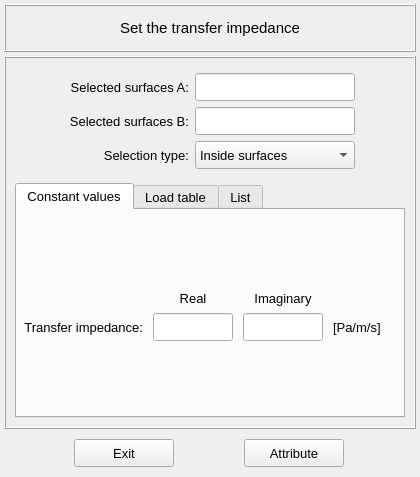
Above: vibra/interface/data/ui_files/model/setup/acoustic/transfer_impedance_inputs.ui from MOPT-UFSC/VIBRA before the change. Below: the same form after it.
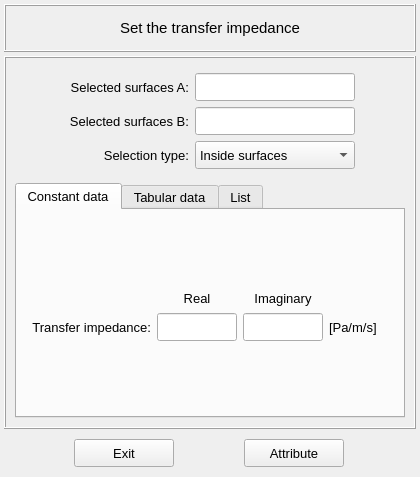
That is the form after the change. Icons and pictures are not drawn.

What changed in the file:
```diff
--- a/vibra/interface/data/ui_files/model/setup/acoustic/transfer_impedance_inputs.ui
+++ b/vibra/interface/data/ui_files/model/setup/acoustic/transfer_impedance_inputs.ui
@@ -106,9 +106,9 @@
         <property name="currentIndex">
          <number>0</number>
         </property>
-        <widget class="QWidget" name="tab_constant_values">
+        <widget class="QWidget" name="tab_constant_data">
          <attribute name="title">
-          <string>Constant values</string>
+          <string>Constant data</string>
          </attribute>
          <layout class="QGridLayout" name="gridLayout_12">
           <property name="leftMargin">
@@ -137,7 +137,7 @@
             <property name="maximumSize">
              <size>
               <width>400</width>
-              <height>160</height>
+              <height>1000</height>
              </size>
             </property>
             <property name="font">
@@ -171,6 +171,107 @@
               <number>2</number>
              </property>
              <item row="2" column="0">
+              <spacer name="horizontalSpacer">
+               <property name="orientation">
+                <enum>Qt::Horizontal</enum>
+               </property>
+               <property name="sizeHint" stdset="0">
+                <size>
+                 <width>40</width>
+                 <height>20</height>
+                </size>
+               </property>
+              </spacer>
+             </item>
+             <item row="3" column="2">
+              <spacer name="verticalSpacer_2">
+               <property name="orientation">
+                <enum>Qt::Vertical</enum>
+               </property>
+               <property name="sizeHint" stdset="0">
+                <size>
+                 <width>20</width>
+                 <height>40</height>
+                </size>
+               </property>
+              </spacer>
+             </item>
+             <item row="0" column="2">
+              <spacer name="verticalSpacer">
+               <property name="orientation">
+                <enum>Qt::Vertical</enum>
+               </property>
+               <property name="sizeHint" stdset="0">
+                <size>
+                 <width>20</width>
+                 <height>40</height>
+                </size>
+               </property>
+              </spacer>
+             </item>
+             <item row="2" column="4">
+              <widget class="QLabel" name="label_21">
+               <property name="minimumSize">
+                <size>
+                 <width>60</width>
+                 <height>28</height>
+                </size>
+               </property>
+               <property name="maximumSize">
+                <size>
+                 <width>60</width>
+                 <height>28</height>
+                </size>
+               </property>
+               <property name="font">
+                <font>
+                 <family>MS Shell Dlg 2</family>
+                 <pointsize>10</pointsize>
+                 <weight>50</weight>
+                 <italic>false</italic>
+                 <bold>false</bold>
+                </font>
+               </property>
+               <property name="text">
+                <string>[Pa/m/s]</string>
+               </property>
+               <property name="alignment">
+                <set>Qt::AlignLeading|Qt::AlignLeft|Qt::AlignVCenter</set>
+               </property>
+              </widget>
+             </item>
+             <item row="1" column="2">
+              <widget class="QLabel" name="label_4">
+               <property name="minimumSize">
+                <size>
+                 <width>80</width>
+                 <height>26</height>
+                </size>
+               </property>
+               <property name="maximumSize">
+                <size>
+                 <width>80</width>
+                 <height>26</height>
+                </size>
+               </property>
+               <property name="font">
+                <font>
+                 <family>MS Shell Dlg 2</family>
+                 <pointsize>10</pointsize>
+                 <weight>50</weight>
+                 <italic>false</italic>
+                 <bold>false</bold>
+                </font>
+               </property>
+               <property name="text">
+                <string>Real</string>
+               </property>
+               <property name="alignment">
+                <set>Qt::AlignCenter</set>
+               </property>
+              </widget>
+             </item>
+             <item row="2" column="1">
               <widget class="QLabel" name="label_18">
                <property name="minimumSize">
                 <size>
@@ -201,7 +302,7 @@
                </property>
               </widget>
              </item>
-             <item row="2" column="1">
+             <item row="2" column="2">
               <widget class="QLineEdit" name="lineEdit_real_value">
                <property name="minimumSize">
                 <size>
@@ -232,7 +333,7 @@
                </property>
               </widget>
              </item>
-             <item row="1" column="2">
+             <item row="1" column="3">
               <widget class="QLabel" name="label_20">
                <property name="minimumSize">
                 <size>
@@ -263,79 +364,17 @@
                </property>
               </widget>
              </item>
-             <item row="1" column="1">
-              <widget class="QLabel" name="label_4">
-               <property name="minimumSize">
-                <size>
-                 <width>80</width>
-                 <height>26</height>
-                </size>
-               </property>
-               <property name="maximumSize">
-                <size>
-                 <width>80</width>
-                 <height>26</height>
-                </size>
-               </property>
-               <property name="font">
-                <font>
-                 <family>MS Shell Dlg 2</family>
-                 <pointsize>10</pointsize>
-                 <weight>50</weight>
-                 <italic>false</italic>
-                 <bold>false</bold>
-                </font>
-               </property>
-               <property name="text">
-                <string>Real</string>
-               </property>
-               <property name="alignment">
-                <set>Qt::AlignCenter</set>
-               </property>
-              </widget>
-             </item>
-             <item row="2" column="2">
-              <widget class="QLineEdit" name="lineEdit_imag_value">
-               <property name="minimumSize">
-                <size>
-                 <width>80</width>
-                 <height>28</height>
-                </size>
-               </property>
-               <property name="maximumSize">
-                <size>
-                 <width>80</width>
-                 <height>28</height>
-                </size>
-               </property>
-               <property name="font">
-                <font>
-                 <family>MS Shell Dlg 2</family>
-                 <pointsize>10</pointsize>
-                 <weight>50</weight>
-                 <italic>false</italic>
-                 <bold>false</bold>
-                </font>
-               </property>
-               <property name="styleSheet">
-                <string notr="true"/>
-               </property>
-               <property name="alignment">
-                <set>Qt::AlignCenter</set>
-               </property>
-              </widget>
-             </item>
              <item row="2" column="3">
-              <widget class="QLabel" name="label_21">
+              <widget class="QLineEdit" name="lineEdit_imag_value">
                <property name="minimumSize">
                 <size>
-                 <width>60</width>
+                 <width>80</width>
                  <height>28</height>
                 </size>
                </property>
                <property name="maximumSize">
                 <size>
-                 <width>60</width>
+                 <width>80</width>
                  <height>28</height>
                 </size>
                </property>
@@ -348,36 +387,23 @@
                  <bold>false</bold>
                 </font>
                </property>
-               <property name="text">
-                <string>[Pa/m/s]</string>
+               <property name="styleSheet">
+                <string notr="true"/>
                </property>
                <property name="alignment">
-                <set>Qt::AlignLeading|Qt::AlignLeft|Qt::AlignVCenter</set>
+                <set>Qt::AlignCenter</set>
                </property>
               </widget>
              </item>
-             <item row="0" column="1">
-              <spacer name="verticalSpacer">
+             <item row="2" column="5">
+              <spacer name="horizontalSpacer_2">
                <property name="orientation">
-                <enum>Qt::Vertical</enum>
+                <enum>Qt::Horizontal</enum>
                </property>
                <property name="sizeHint" stdset="0">
                 <size>
-                 <width>20</width>
-                 <height>40</height>
-                </size>
-               </property>
-              </spacer>
-             </item>
-             <item row="3" column="1">
-              <spacer name="verticalSpacer_2">
-               <property name="orientation">
-                <enum>Qt::Vertical</enum>
-               </property>
-               <property name="sizeHint" stdset="0">
-                <size>
-                 <width>20</width>
-                 <height>40</height>
+                 <width>40</width>
+                 <height>20</height>
                 </size>
                </property>
               </spacer>
@@ -387,9 +413,9 @@
           </item>
          </layout>
         </widget>
-        <widget class="QWidget" name="tab_load_tables">
+        <widget class="QWidget" name="tab_tabular_data">
          <attribute name="title">
-          <string>Load table</string>
+          <string>Tabular data</string>
          </attribute>
          <layout class="QGridLayout" name="gridLayout_3">
           <property name="leftMargin">
```
